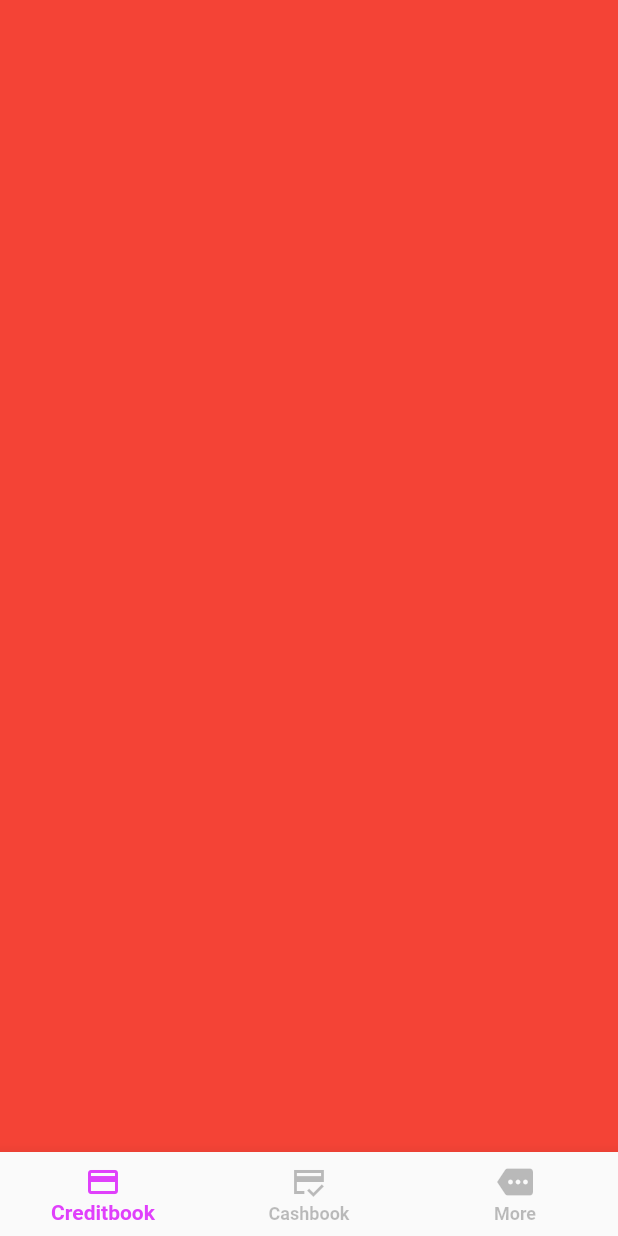
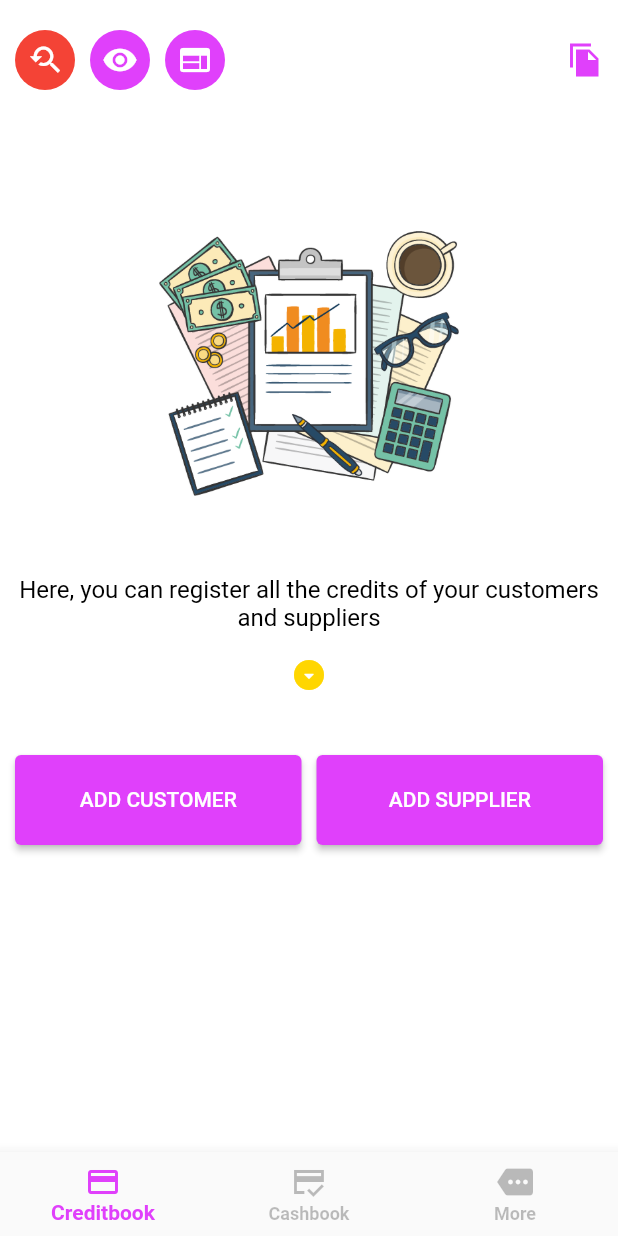
Before and after one commit to ahmedmohamedsoliman1/konash_app, a Flutter app: the screen it shows after launch, after a tap on "English", after a tap on "Validate", on a phone screen of 412 x 824 dp. Run offline on Flutter 3.47's test engine with Material 2 defaults, Android fonts, the phone set to English and light mode, and no system bars; our stand-ins replace cloud_firestore, country_code_picker, firebase_auth, firebase_core, pinput, shared_preferences and 1 more; accounts and stored records are empty; generated files the repository leaves out were written again; network calls fail.

Commit message:
make some changes

```diff
--- a/lib/config/app_theme.dart
+++ b/lib/config/app_theme.dart
@@ -22,11 +22,11 @@ class AppTheme {
     bottomNavigationBarTheme: BottomNavigationBarThemeData(
       selectedItemColor: AppColors.primaryColor ,
       unselectedItemColor: Colors.black26
-    ) ,
+    ),
     appBarTheme: AppBarTheme(
+      elevation: 0,
       backgroundColor: Colors.transparent ,
       centerTitle: true ,
-      elevation: 0,
       iconTheme: IconThemeData(
         color: AppColors.primaryColor
       )
--- a/lib/core/app_strings.dart
+++ b/lib/core/app_strings.dart
@@ -11,4 +11,7 @@ class AppStrings {
   static const String otp = "otp" ;
   static const String choice_create_import = "choice_create_import";
   static const String business_card = "business_card";
+  static const String create_customer = "create_customer";
+  static const String customer_details_screen = "customer_details_screen";
+
 }
--- a/lib/features/choice_locale/choice_locale_navigator.dart
+++ b/lib/features/choice_locale/choice_locale_navigator.dart
@@ -1,6 +1,6 @@
-import 'package:konash_app/features/login/data/user_model.dart';
+import '../login/data/user_model.dart';
 
 abstract class ChoiceLocaleNavigator {
+   void navigateToPageViewSplash ();
    void navigateToMajor (UserModel userModel);
-   void navigateToPageView ();
 }
--- a/lib/features/choice_locale/choice_locale_screen.dart
+++ b/lib/features/choice_locale/choice_locale_screen.dart
@@ -6,12 +6,12 @@ import 'package:konash_app/config/fireBase_fun.dart';
 import 'package:konash_app/core/app_colors.dart';
 import 'package:konash_app/features/choice_locale/choice_locale_navigator.dart';
 import 'package:konash_app/features/choice_locale/choice_locale_view_model.dart';
-import 'package:konash_app/features/login/data/user_model.dart';
 import 'package:konash_app/features/major/presentation/major_screen.dart';
 import 'package:konash_app/features/page_view_splash/page_view_splash.dart';
 import 'package:provider/provider.dart';
 import '../../config/user_provider.dart';
 import '../../core/app_strings.dart';
+import '../login/data/user_model.dart';
 
 
 class ChoiceLocaleScreen extends StatefulWidget {
@@ -135,14 +135,12 @@ class _ChoiceLocaleScreenState extends State<ChoiceLocaleScreen> implements Choi
                   provider.changeLang(viewModel.newLangFun(
                       isTabbed1, isTabbed2, isTabbed3));
                   var userId = FirebaseAuth.instance.currentUser?.uid;
-                  print(userId);
                   if (userId != null){
                     var userData = await FireBaseFun.getUserPhoneFromFireBase(userId);
                     navigateToMajor(userData!);
                   }else {
-                    navigateToPageView();
+                    navigateToPageViewSplash();
                   }
-
 
                }, child: Text ("Validate" ,
                  style: Theme.of(context).textTheme.bodyLarge,) , style: ElevatedButton.styleFrom(
@@ -159,14 +157,14 @@ class _ChoiceLocaleScreenState extends State<ChoiceLocaleScreen> implements Choi
   }
 
   @override
-  void navigateToMajor(UserModel userModel) {
-    var provider2 = Provider.of<UserProvider>(context , listen: false);
-    provider2.userModel = userModel ;
-    Navigator.pushReplacementNamed(context, MajorScreen.routeName);
-
-  }
-  @override
-  void navigateToPageView() {
+  void navigateToPageViewSplash() {
     Navigator.pushReplacementNamed(context, PageViewSplash.routeName);
   }
+
+  @override
+  void navigateToMajor(UserModel userModel) {
+   var provider = Provider.of<UserProvider>(context, listen: false);
+   provider.userModel = userModel ;
+   Navigator.pushReplacementNamed(context, MajorScreen.routeName);
+  }
 }
--- a/lib/features/creditBook/presentation/screens/Create_new_customer_navigator.dart
+++ b/lib/features/creditBook/presentation/screens/Create_new_customer_navigator.dart
@@ -0,0 +1,5 @@
+import 'package:konash_app/features/creditBook/data/customer_model.dart';
+
+abstract class CreateCustomerNavigator {
+   void navigateToCustomerDetails(CustomerModel customerModel);
+}
--- a/lib/features/creditBook/presentation/screens/creditBook_screen.dart
+++ b/lib/features/creditBook/presentation/screens/creditBook_screen.dart
@@ -1,12 +1,89 @@
 import 'package:flutter/cupertino.dart';
 import 'package:flutter/material.dart';
+import 'package:konash_app/core/app_colors.dart';
+import 'package:konash_app/features/creditBook/presentation/screens/add_customer.dart';
+import 'package:provider/provider.dart';
+import '../../../../config/user_provider.dart';
 
 class CreditBookScreen extends StatelessWidget {
 
   @override
   Widget build(BuildContext context) {
+    var provider = Provider.of<UserProvider>(context);
     return Container(
-      color: Colors.red,
+      padding: EdgeInsets.symmetric(vertical: 20 , horizontal: 10),
+      child: Column (
+        children: [
+          Row(
+            mainAxisAlignment: MainAxisAlignment.spaceBetween,
+            children: [
+              Row(
+                children: [
+                  CircleAvatar(
+                    backgroundColor: Colors.red,
+                    child: Icon (Icons.youtube_searched_for , color: Colors.white,),
+                  ),
+                  SizedBox(width: 10,),
+                  CircleAvatar(
+                    backgroundColor: Colors.purpleAccent,
+                    child: Icon (Icons.visibility , color: Colors.white,),
+                  ),
+                  SizedBox(width: 10,),
+                  CircleAvatar(
+                    backgroundColor: Colors.purpleAccent,
+                    child: Icon (Icons.web , color: Colors.white,),
+                  ),
+                ],
+              ) ,
+              Row(
+                children: [
+                  Text (provider.userModel!.phone , style: TextStyle (
+                    color: Colors.black
+                  ),) ,
+                  SizedBox(width: 10,),
+                  Icon(Icons.file_copy_sharp , color: AppColors.primaryColor,)
+                ],
+              )
+            ],
+          ) ,
+           SizedBox(height: MediaQuery.of(context).size.height*0.1,),
+          Image(image: AssetImage ("assets/images/page2.png") , width: 200 ,
+              height: 200,),
+          SizedBox(height: MediaQuery.of(context).size.height*0.05,),
+          Text ("Here, you can register all the credits of your customers and suppliers",
+          style: Theme.of(context).textTheme.bodyMedium!.copyWith(
+            color: Colors.black , fontSize: 16 , fontWeight: FontWeight.normal
+          ), textAlign: TextAlign.center,),
+          SizedBox(height: MediaQuery.of(context).size.height*0.02,),
+          Icon(Icons.arrow_drop_down_circle_rounded , color: Colors.yellowAccent[700],),
+          SizedBox(height: MediaQuery.of(context).size.height*0.05,),
+
+          Row(
+            children: [
+              Expanded(
+                  child: SizedBox(
+                    height: 60,
+                    child: ElevatedButton(onPressed: (){
+                      Navigator.pushNamed(context, ChoiceCreateOrImportCustomerScreen.routeName);
+                    }, child: Text ("ADD CUSTOMER") , style: ElevatedButton.styleFrom(
+                      backgroundColor: AppColors.primaryColor
+                    ),),
+                  )),
+              SizedBox(width: 10,),
+              Expanded(
+                  child: SizedBox(
+                    height: 60,
+                    child: ElevatedButton(onPressed: (){
+
+                    }, child: Text ("ADD SUPPLIER") , style: ElevatedButton.styleFrom(
+                        backgroundColor: AppColors.primaryColor
+                    ),),
+                  )),
+            ],
+          )
+
+        ],
+      ),
     );
   }
 }
--- a/lib/features/login/data/user_model.dart
+++ b/lib/features/login/data/user_model.dart
@@ -6,14 +6,15 @@ class UserModel {
 
   UserModel ({required this.id , required this.phone});
 
+
    UserModel.fromJson (Map <String , dynamic>? json)
   : this (
      id: json !["id"] as String ,
      phone: json ["phone"] as String
    );
 
+
    Map <String , dynamic> toJson() {
-
    return {
      "id" : id ,
      "phone" : phone
--- a/lib/features/login/presentation/otp_screen.dart
+++ b/lib/features/login/presentation/otp_screen.dart
@@ -103,8 +103,8 @@ class OTPScreen extends StatelessWidget{
                  UserModel userModel = UserModel(id: userId, phone: args["phone"]);
                  await FireBaseFun.addUserPhoneToFireBase(userModel);
                  Navigator.pushReplacementNamed(context, MajorScreen.routeName);
-                 var userData = await FireBaseFun.getUserPhoneFromFireBase(userId);
-                 provider.userModel = userData ;
+                 var user = await FireBaseFun.getUserPhoneFromFireBase(userId);
+                 provider.userModel = user ;
                }, child: Text ("Continue" , style: Theme.of(context).textTheme.bodyLarge,) , style: ElevatedButton.styleFrom(
                    backgroundColor: AppColors.primaryColor
                ),),
--- a/lib/main.dart
+++ b/lib/main.dart
@@ -1,3 +1,4 @@
+import 'package:cloud_firestore/cloud_firestore.dart';
 import 'package:flutter/material.dart';
 import 'package:konash_app/config/app_provider.dart';
 import 'package:konash_app/config/user_provider.dart';
@@ -8,6 +9,7 @@ import 'package:firebase_core/firebase_core.dart';
 void main() async {
   WidgetsFlutterBinding.ensureInitialized();
   await Firebase.initializeApp();
+  await FirebaseFirestore.instance.disableNetwork();
   runApp(MultiProvider(
           providers: [
       ChangeNotifierProvider(
--- a/lib/my_app.dart
+++ b/lib/my_app.dart
@@ -2,16 +2,19 @@ import 'package:flutter/cupertino.dart';
 import 'package:flutter/material.dart';
 import 'package:konash_app/config/app_provider.dart';
 import 'package:konash_app/config/user_provider.dart';
+import 'package:konash_app/features/creditBook/presentation/screens/create_new_customer.dart';
 import 'package:konash_app/features/login/presentation/login_screen.dart';
 import 'package:konash_app/features/login/presentation/otp_screen.dart';
 import 'package:konash_app/features/major/presentation/major_screen.dart';
-import 'package:konash_app/features/more/presentation/screens/business_card_screen.dart';
 import 'package:konash_app/features/page_view_splash/page_view_splash.dart';
 import 'package:konash_app/features/splash/presentation/splash_screen.dart';
 import 'package:provider/provider.dart';
 import 'config/app_theme.dart';
 import 'features/choice_locale/choice_locale_screen.dart';
 import 'package:flutter_gen/gen_l10n/app_localizations.dart';
+
+import 'features/creditBook/presentation/screens/add_customer.dart';
+import 'features/more/presentation/screens/business_card_screen.dart';
 
 class MyApp extends StatelessWidget {
   @override
@@ -27,7 +30,9 @@ class MyApp extends StatelessWidget {
         PageViewSplash.routeName : (context) => PageViewSplash(),
         MajorScreen.routeName : (context) => MajorScreen(),
         OTPScreen.routeName : (context) => OTPScreen() ,
-        BusinessCardScreen.routeName : (context) => BusinessCardScreen(),
+        BusinessCardScreen.routeName : (context) => BusinessCardScreen (),
+        ChoiceCreateOrImportCustomerScreen.routeName : (context) => ChoiceCreateOrImportCustomerScreen(),
+        CreateNewCustomer.routeName : (context) => CreateNewCustomer(),
       },
       locale: Locale('en') ,
       theme: AppTheme.lightTheme,
```
Also changed, not shown: lib/config/fireBase_fun.dart (+26 -0 lines), lib/features/creditBook/data/customer_model.dart (+28 -0 lines), lib/features/creditBook/presentation/screens/add_customer.dart (+22 -3 lines), lib/features/creditBook/presentation/screens/create_new_customer.dart (+198 -0 lines), lib/features/creditBook/presentation/screens/create_new_customer_viewModel.dart (+20 -0 lines), lib/features/creditBook/presentation/screens/customer_details_screen.dart (+52 -0 lines), lib/features/creditBook/presentation/widgets/bottom_sheet_widget.dart (+150 -0 lines), lib/features/creditBook/presentation/widgets/textEditWidget.dart (+35 -0 lines).
